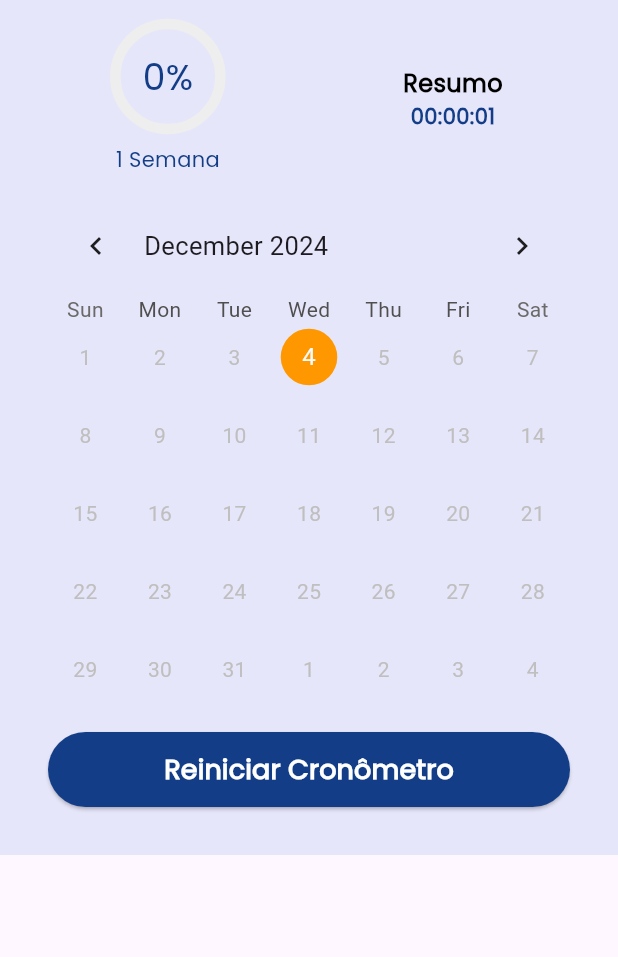
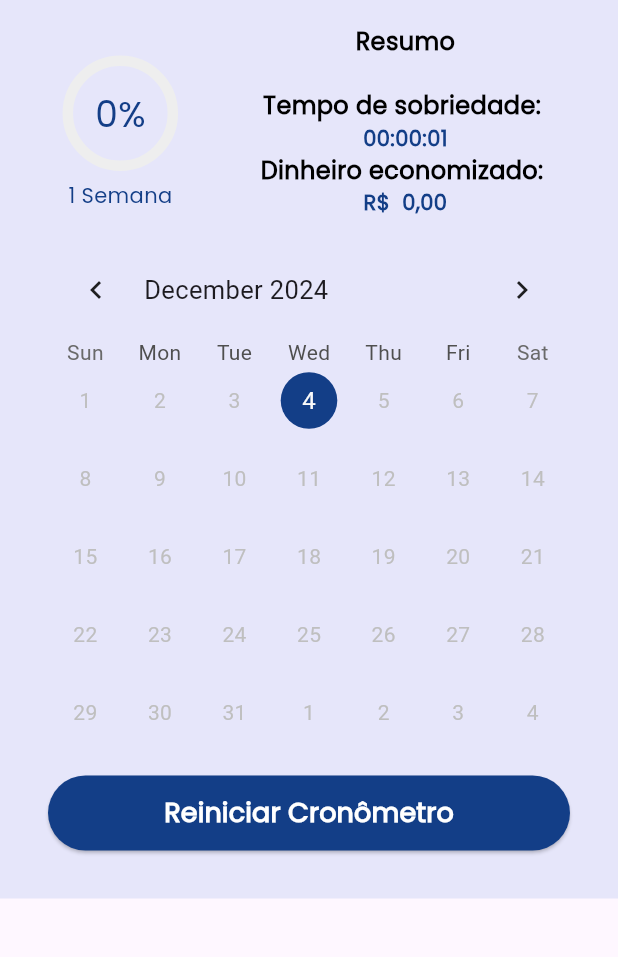
Before and after one commit to JVictor25/Dispositivos-Moveis-Projeto-, a Flutter app: the ViceDetail screen opened directly with sample values from the repository, on a phone screen of 412 x 824 dp, the part 84-1041 px from its top. Run offline on Flutter 3.47's test engine with Material 3 defaults, Android fonts, the phone set to English and light mode, and no system bars; drawn by our look-alikes of table_calendar; our stand-ins replace flutter_svg; accounts and stored records are empty.

Commit message:
vice datail finalizada

```diff
--- a/breakpoint_app/lib/data/data.dart
+++ b/breakpoint_app/lib/data/data.dart
@@ -83,7 +83,7 @@ List<Vice> exampleVices = [
   ),
   Vice(
     typeofvice: 'Bebida Alcoólica',
-    datesobriety: DateTime(2024, 7, 20),
+    datesobriety: DateTime(2024, 3, 20),
     dateCreation: DateTime(2024, 7, 20),
     viceType: 'Alcool',
     impactType: 'money', // Tipo de impacto: tempo
@@ -91,7 +91,7 @@ List<Vice> exampleVices = [
   ),
   Vice(
     typeofvice: 'Jogos de Azar',
-    datesobriety: DateTime(2024, 4, 10),
+    datesobriety: DateTime(2024, 1, 10),
     dateCreation: DateTime(2024, 4, 10),
     viceType: 'Jogos de Azar',
     impactType: 'money',
@@ -99,7 +99,7 @@ List<Vice> exampleVices = [
   ),
   Vice(
     typeofvice: 'Comer Doces',
-    datesobriety: DateTime(2023, 10, 5),
+    datesobriety: DateTime(2023, 8, 5),
     dateCreation: DateTime(2023, 10, 5),
     viceType: 'Comida',
     impactType: 'none',
@@ -107,7 +107,7 @@ List<Vice> exampleVices = [
   ),
   Vice(
     typeofvice: 'Uso Excessivo de Smartphone',
-    datesobriety: DateTime(2022, 10, 1),
+    datesobriety: DateTime(2022, 7, 1),
     dateCreation: DateTime(2022, 10, 1),
     viceType: 'Tecnologia',
     impactType: 'time', // Nenhum impacto calculável
--- a/breakpoint_app/lib/screens/vice_detail.dart
+++ b/breakpoint_app/lib/screens/vice_detail.dart
@@ -1,10 +1,10 @@
-// ignore_for_file: prefer_const_literals_to_create_immutables, prefer_const_constructors, must_be_immutable, unused_field
+// ignore_for_file: prefer_const_literals_to_create_immutables, prefer_const_constructors, must_be_immutable, unused_field, prefer_interpolation_to_compose_strings
 import 'package:breakpoint_app/model/Vice.dart';
 import 'package:breakpoint_app/widgets/Progress.dart';
 import 'package:breakpoint_app/widgets/calendar.dart';
 import 'package:breakpoint_app/widgets/clock.dart';
 import 'package:flutter/material.dart';
-import 'package:table_calendar/table_calendar.dart';
+import 'package:intl/intl.dart';
 
 class ViceDetail extends StatefulWidget {
   Vice vice;
@@ -33,7 +33,15 @@ class _ViceDetailState extends State<ViceDetail> {
             Row(
               mainAxisAlignment: MainAxisAlignment.spaceAround,
               children: [
-                Progress(date: widget.vice.datesobriety),
+                Column(
+                  mainAxisAlignment: MainAxisAlignment.center,
+                  children: [
+                    SizedBox(
+                      height: 20,
+                    ),
+                    Progress(date: widget.vice.datesobriety),
+                  ],
+                ),
                 Column(
                   mainAxisAlignment: MainAxisAlignment.start,
                   children: [
@@ -45,7 +53,86 @@ class _ViceDetailState extends State<ViceDetail> {
                           color: Colors.black,
                           fontWeight: FontWeight.bold),
                     ),
+                    SizedBox(
+                      height: 20,
+                    ),
+                    Text(
+                      "Tempo de sobriedade: ",
+                      style: TextStyle(
+                          fontFamily: 'PoppinsRegular',
+                          fontSize: 16,
+                          color: Colors.black,
+                          fontWeight: FontWeight.bold),
+                    ),
                     Clock(date: widget.vice.datesobriety),
+                    widget.vice.impactType == 'time'
+                        ? Column(
+                            children: [
+                              Text(
+                                "Tempo economizado: ",
+                                style: TextStyle(
+                                    fontFamily: 'PoppinsRegular',
+                                    fontSize: 16,
+                                    color: Colors.black,
+                                    fontWeight: FontWeight.bold),
+                              ),
+                              Text(
+                                '${(widget.vice.impactValue * widget.vice.dateCreation.difference(widget.vice.datesobriety).inDays).toString()} horas',
+                                style: TextStyle(
+                                  fontFamily: 'PoppinsRegular',
+                                  fontSize: 14,
+                                  color: Color(0xff133E87),
+                                  fontWeight: FontWeight.bold,
+                                ),
+                              ),
+                            ],
+                          )
+                        : widget.vice.impactType == 'money'
+                            ? Column(
+                                children: [
+                                  Text(
+                                    "Dinheiro economizado: ",
+                                    style: TextStyle(
+                                        fontFamily: 'PoppinsRegular',
+                                        fontSize: 16,
+                                        color: Colors.black,
+                                        fontWeight: FontWeight.bold),
+                                  ),
+                                  Text(
+                                    'R\$ ' +
+                                        NumberFormat.currency(
+                                          locale: 'pt_BR',
+                                          symbol: '',
+                                          decimalDigits: 2,
+                                        ).format(widget.vice.impactValue *
+                                            widget.vice.dateCreation
+                                                .difference(
+                                                    widget.vice.datesobriety)
+                                                .inDays),
+                                    style: TextStyle(
+                                        fontFamily: 'PoppinsRegular',
+                                        fontSize: 14,
+                                        color: Color(0xff133E87),
+                                        fontWeight: FontWeight.bold),
+                                  ),
+                                ],
+                              )
+                            : Row(
+                                children: [
+                                  Text(
+                                    "Imensurável...",
+                                    style: TextStyle(
+                                        fontFamily: 'PoppinsRegular',
+                                        fontSize: 14,
+                                        color: Color(0xff133E87),
+                                        fontWeight: FontWeight.bold),
+                                  ),
+                                  Icon(
+                                    Icons.favorite,
+                                    color: Colors.red,
+                                  )
+                                ],
+                              )
                   ],
                 ),
               ],
@@ -54,7 +141,9 @@ class _ViceDetailState extends State<ViceDetail> {
               padding: const EdgeInsets.all(16.0),
               child: Column(
                 children: [
-                  Calendar(dateCreation: widget.vice.dateCreation, datesobriety: widget.vice.datesobriety),
+                  Calendar(
+                      dateCreation: widget.vice.dateCreation,
+                      datesobriety: widget.vice.datesobriety),
                   SizedBox(
                     height: 16,
                   ),
--- a/breakpoint_app/lib/widgets/calendar.dart
+++ b/breakpoint_app/lib/widgets/calendar.dart
@@ -25,19 +25,49 @@ class _CalendarState extends State<Calendar> {
     _focusedDay = DateTime.now();
   }
 
+  bool isMarked(DateTime day) {
+  DateTime now = DateTime.now();
+
+  if (day.year == now.year && day.month == now.month && day.day == now.day) {
+    return false;
+  }
+  return day.isAfter(widget.dateCreation.subtract(Duration(days: 1))) &&
+      day.isBefore(now.add(Duration(days: 1)));
+}
+
   @override
   Widget build(BuildContext context) {
     return TableCalendar(
       firstDay: widget.dateCreation,
       lastDay: DateTime.now(),
       focusedDay: _focusedDay,
+      selectedDayPredicate: (day) => isMarked(day), // Chama a função para marcar os dias
+      calendarBuilders: CalendarBuilders(
+        defaultBuilder: (context, day, focusedDay) {
+          if (isMarked(day)) {
+            return Container(
+              margin: const EdgeInsets.all(6.0),
+              decoration: BoxDecoration(
+                color: Colors.green.withOpacity(0.5),
+                shape: BoxShape.circle,
+              ),
+              alignment: Alignment.center,
+              child: Text(
+                day.day.toString(),
+                style: TextStyle(color: Colors.white),
+              ),
+            );
+          }
+          return null; // Usa o estilo padrão para os outros dias
+        },
+      ),
       calendarStyle: CalendarStyle(
         selectedDecoration: BoxDecoration(
-          color: Colors.blue,
+          color: Color(0xffA8DADC),
           shape: BoxShape.circle,
         ),
         todayDecoration: BoxDecoration(
-          color: Colors.orange,
+          color: Color(0xff133E87),
           shape: BoxShape.circle,
         ),
       ),
```
